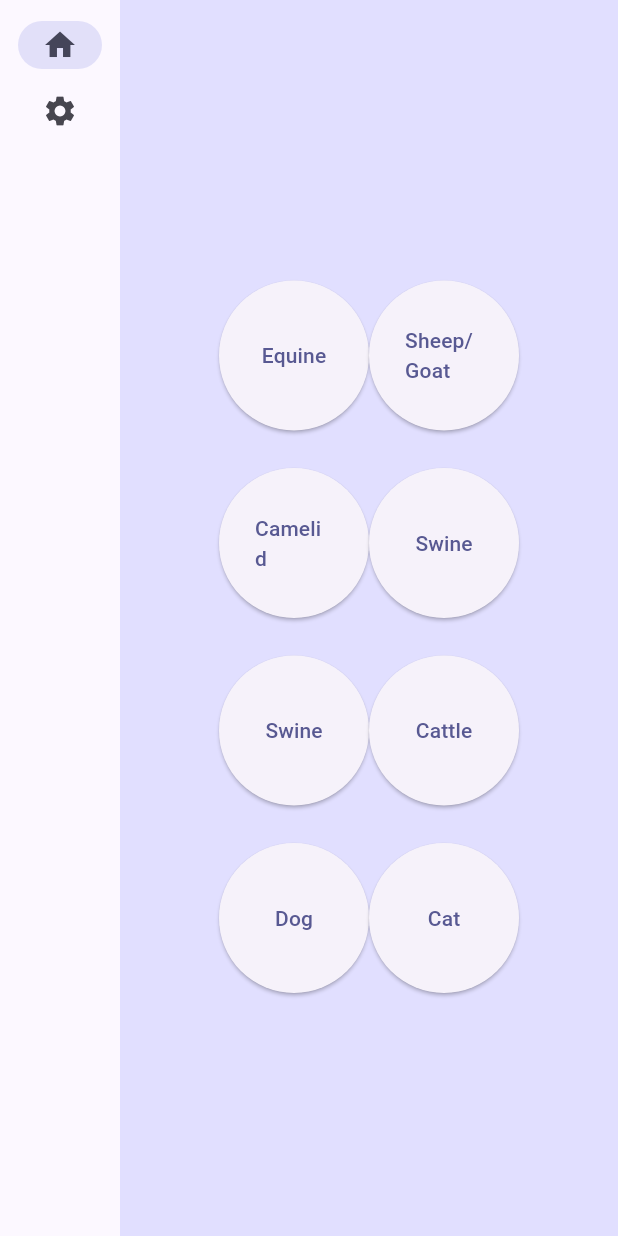
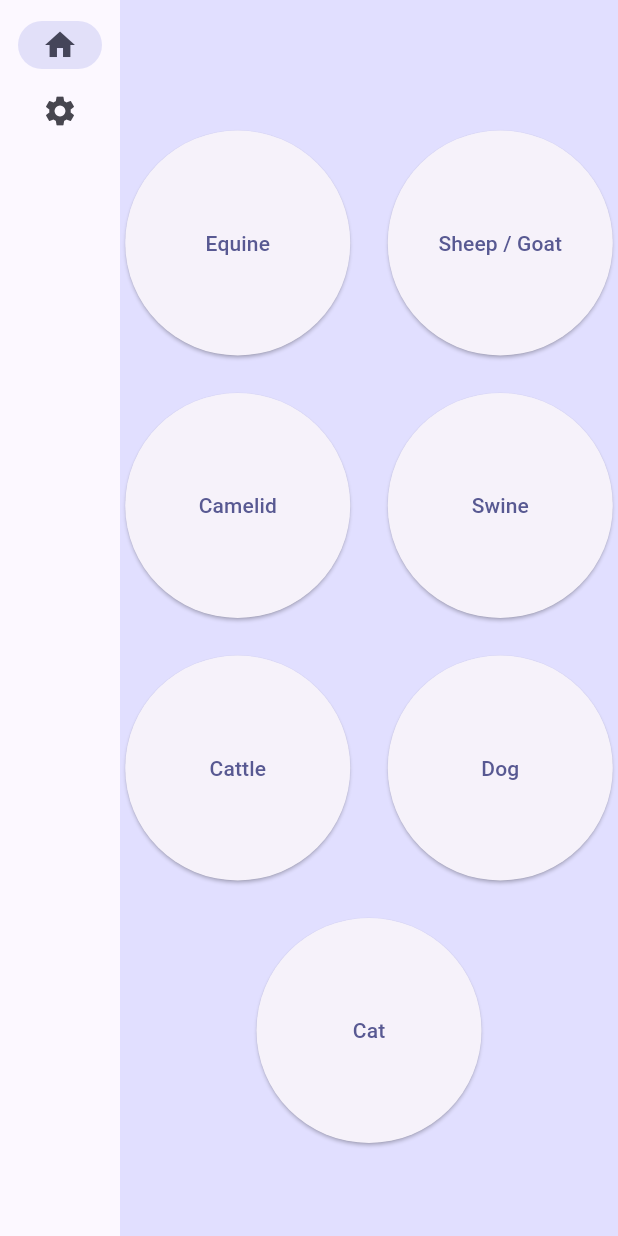
Before and after one commit to JoshyOWashy/Veterinary-Calculator-App, a Flutter app: the screen it shows after launch, on a phone screen of 412 x 824 dp. Run offline on Flutter 3.47's test engine with Material 2 defaults, Android fonts, the phone set to English and light mode, and no system bars.

Commit message:
fix button sizing

```diff
--- a/vet_calc_app/lib/main.dart
+++ b/vet_calc_app/lib/main.dart
@@ -32,6 +32,7 @@ class LoadingScreen extends StatelessWidget {
 
   @override
   Widget build(BuildContext context) {
+    // TODO:
     // Navigator.pushReplacement(
     //   context,
     //   MaterialPageRoute(builder: (context) => MyAppState()),
@@ -52,18 +53,32 @@ class LoadingScreen extends StatelessWidget {
   }
 }
 
+enum Animal { equine, sheepGoat, camelid, swine, cattle, dog, cat }
+
+String animalToString(Animal animal) {
+  switch (animal) {
+    case Animal.equine:
+      return 'Equine';
+    case Animal.sheepGoat:
+      return 'Sheep / Goat';
+    case Animal.camelid:
+      return 'Camelid';
+    case Animal.swine:
+      return 'Swine';
+    case Animal.cattle:
+      return 'Cattle';
+    case Animal.dog:
+      return 'Dog';
+    case Animal.cat:
+      return 'Cat';
+    default:
+      throw UnimplementedError('no string for $animal');
+  }
+}
+
 class MyAppState extends ChangeNotifier {
-  var animals = [
-    "Equine",
-    "Sheep/Goat",
-    "Camelid",
-    "Swine",
-    "Cattle",
-    "Dog",
-    "Cat"
-  ];
-
-  void chooseAnimal() {
+  void chooseAnimal(Animal animal) {
+    // TODO: go to drug screen
     notifyListeners();
   }
 }
@@ -87,12 +102,13 @@ class _MyHomePageState extends State<MyHomePage> {
         page = const GeneratorPage();
         break;
       case 1:
-        page = SettingsPage();
+        page = const SettingsPage();
         break;
       default:
         throw UnimplementedError('no widget for $selectedIndex');
     }
 
+    // TODO: add heading with app name
     return LayoutBuilder(builder: (context, constraints) {
       return Scaffold(
         body: Row(
@@ -145,25 +161,29 @@ class GeneratorPage extends StatelessWidget {
         children: [
           const SizedBox(height: 25),
           Row(mainAxisSize: MainAxisSize.min, children: [
+            // EQUINE BUTTON
             SizedBox(
-              width: 100,
-              height: 100,
+              width: 150,
+              height: 150,
+              child: ElevatedButton(
+                onPressed: () {
+                  // MyAppState.chooseAnimal(Animal.equine);
+                },
+                child: Text(animalToString(Animal.equine)),
+              ),
+            ),
+
+            const SizedBox(width: 25),
+
+            // SHEEP GOAT BUTTON
+            SizedBox(
+              width: 150,
+              height: 150,
               child: ElevatedButton(
                 onPressed: () {
                   //
                 },
-                child: Text(appState.animals[0]),
-              ),
-            ),
-            const SizedBox(height: 25),
-            SizedBox(
-              width: 100,
-              height: 100,
-              child: ElevatedButton(
-                onPressed: () {
-                  //
-                },
-                child: Text(appState.animals[1]),
+                child: Text(animalToString(Animal.sheepGoat)),
               ),
             )
           ]),
@@ -171,25 +191,29 @@ class GeneratorPage extends StatelessWidget {
           Row(
             mainAxisSize: MainAxisSize.min,
             children: [
+              // CAMELID BUTTON
               SizedBox(
-                width: 100,
-                height: 100,
+                width: 150,
+                height: 150,
                 child: ElevatedButton(
                   onPressed: () {
                     //
                   },
-                  child: Text(appState.animals[2]),
+                  child: Text(animalToString(Animal.camelid)),
                 ),
               ),
-              const SizedBox(height: 25),
+
+              const SizedBox(width: 25),
+
+              // SWINE BUTTON
               SizedBox(
-                width: 100,
-                height: 100,
+                width: 150,
+                height: 150,
                 child: ElevatedButton(
                   onPressed: () {
                     //
                   },
-                  child: Text(appState.animals[3]),
+                  child: Text(animalToString(Animal.swine)),
                 ),
               )
             ],
@@ -198,25 +222,29 @@ class GeneratorPage extends StatelessWidget {
           Row(
             mainAxisSize: MainAxisSize.min,
             children: [
+              // CATTLE BUTTON
               SizedBox(
-                width: 100,
-                height: 100,
+                width: 150,
+                height: 150,
                 child: ElevatedButton(
                   onPressed: () {
                     //
                   },
-                  child: Text(appState.animals[3]),
+                  child: Text(animalToString(Animal.cattle)),
                 ),
               ),
-              const SizedBox(height: 25),
+
+              const SizedBox(width: 25),
+
+              // DOG BUTTON
               SizedBox(
-                width: 100,
-                height: 100,
+                width: 150,
+                height: 150,
                 child: ElevatedButton(
                   onPressed: () {
                     //
                   },
-                  child: Text(appState.animals[4]),
+                  child: Text(animalToString(Animal.dog)),
                 ),
               )
             ],
@@ -225,27 +253,17 @@ class GeneratorPage extends StatelessWidget {
           Row(
             mainAxisSize: MainAxisSize.min,
             children: [
+              // CAT BUTTON
               SizedBox(
-                width: 100,
-                height: 100,
+                width: 150,
+                height: 150,
                 child: ElevatedButton(
                   onPressed: () {
                     //
                   },
-                  child: Text(appState.animals[5]),
+                  child: Text(animalToString(Animal.cat)),
                 ),
               ),
-              const SizedBox(height: 25),
-              SizedBox(
-                width: 100,
-                height: 100,
-                child: ElevatedButton(
-                  onPressed: () {
-                    //
-                  },
-                  child: Text(appState.animals[6]),
-                ),
-              )
             ],
           ),
         ],
```
